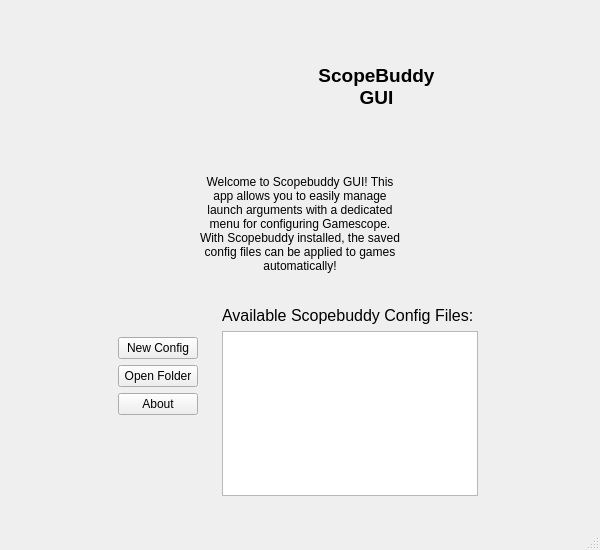
Qt form src/main.ui (rfrench3/scopebuddy-gui) before a commit.
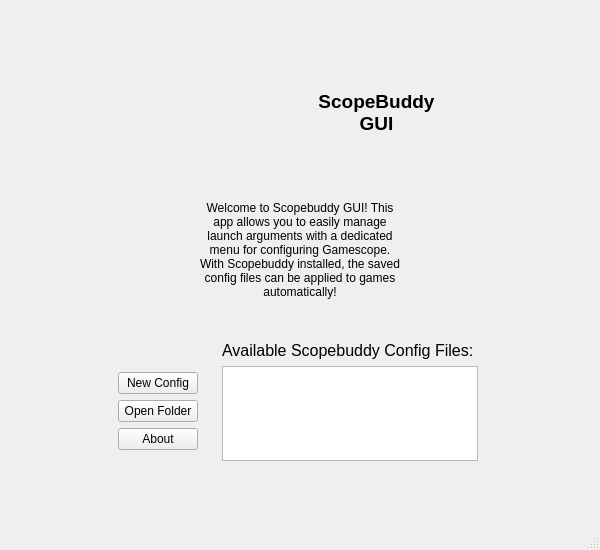
The same form after that commit.

```diff
--- a/src/main.ui
+++ b/src/main.ui
@@ -197,9 +197,22 @@
               </layout>
              </item>
              <item>
-              <layout class="QHBoxLayout" name="horizontalLayout_4">
+              <widget class="QWidget" name="" native="true">
+               <property name="sizePolicy">
+                <sizepolicy hsizetype="Preferred" vsizetype="Expanding">
+                 <horstretch>0</horstretch>
+                 <verstretch>1</verstretch>
+                </sizepolicy>
+               </property>
+               <layout class="QHBoxLayout" name="horizontalLayout_4" stretch="0">
                <item>
                 <widget class="QWidget" name="widget_2" native="true">
+                  <property name="sizePolicy">
+                   <sizepolicy hsizetype="Preferred" vsizetype="Expanding">
+                    <horstretch>0</horstretch>
+                    <verstretch>0</verstretch>
+                   </sizepolicy>
+                  </property>
                  <property name="maximumSize">
                   <size>
                    <width>400</width>
@@ -299,7 +312,7 @@
                   <item>
                    <widget class="QWidget" name="widget_4" native="true">
                     <property name="sizePolicy">
-                     <sizepolicy hsizetype="Preferred" vsizetype="Preferred">
+                      <sizepolicy hsizetype="Preferred" vsizetype="Expanding">
                       <horstretch>0</horstretch>
                       <verstretch>0</verstretch>
                      </sizepolicy>
@@ -366,6 +379,7 @@
                 </widget>
                </item>
               </layout>
+              </widget>
              </item>
              <item>
               <spacer name="verticalSpacer_3">
```
Lines whose indentation alone changed are shown as unchanged.
